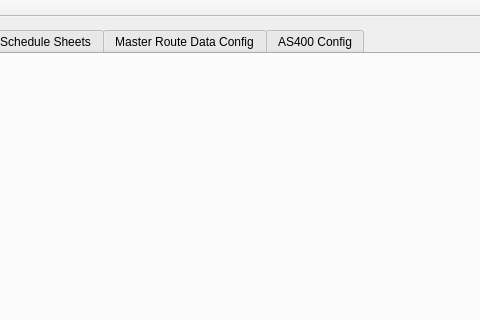
First picture: the form in mainwindow.ui, repository ademarest/GreenmileBridge, before the edit; both pictures show x 310 to 790 and y 0 to 320 of the 1239 by 438 pixel window.
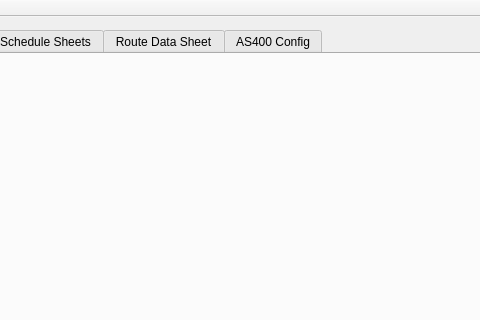
Second picture: the form after the edit.

Commit message:
DEVEL: Fixed bridge abort to wait until all components are destroyed
Changed all component pieces to QPointers.

What changed in the file:
```diff
--- a/mainwindow.ui
+++ b/mainwindow.ui
@@ -62,7 +62,7 @@
       </widget>
       <widget class="QWidget" name="mrsDataConfigTab">
        <attribute name="title">
-        <string>Master Route Data Config</string>
+        <string>Route Data Sheet</string>
        </attribute>
        <layout class="QGridLayout" name="gridLayout_7">
         <item row="0" column="0">
```
The commit also changes 2 other files.
